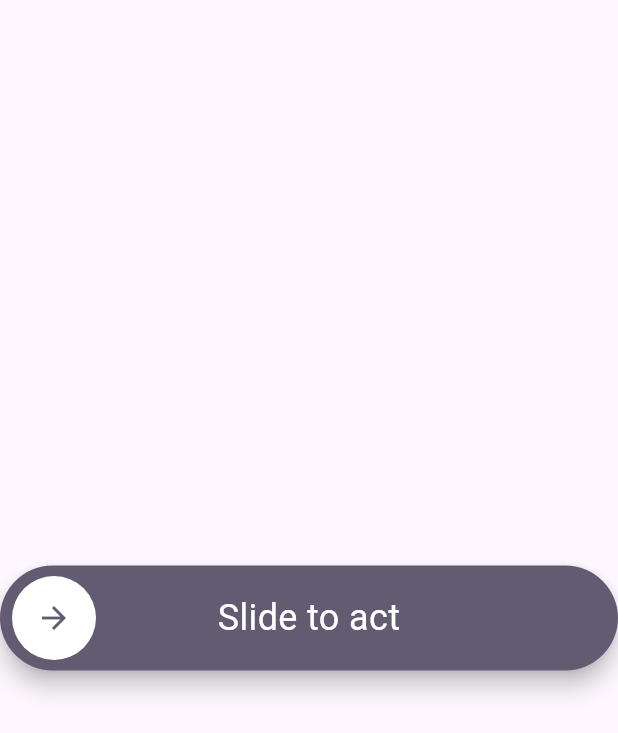
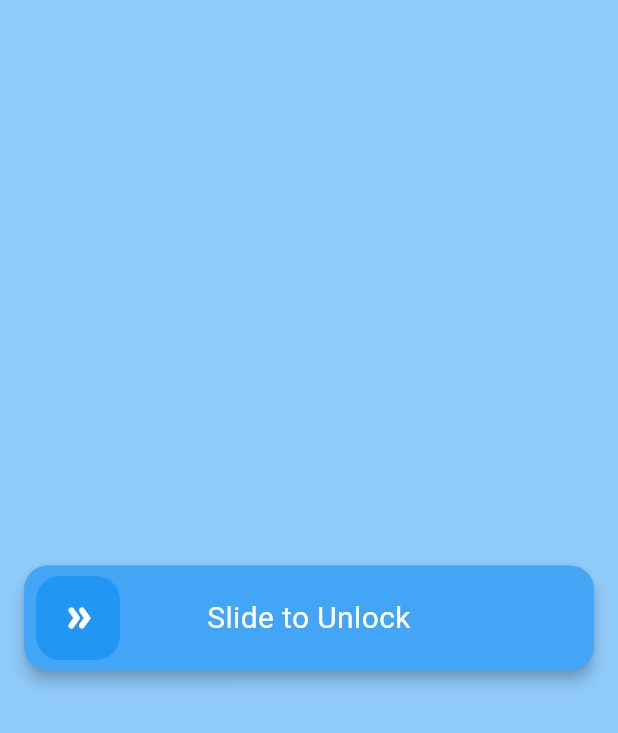
Before and after one commit to zhanabilabay/flutterSlideTo, a Flutter app: the screen it shows after launch, on a phone screen of 412 x 824 dp. Shown: the top 733 px of the screen. Run offline on Flutter 3.47's test engine with Material 3 defaults, Android fonts, the phone set to English and light mode, and no system bars; drawn by our look-alikes of slide_to_act.

Commit message:
Add SlideAction settings

```diff
--- a/lib/home_page.dart
+++ b/lib/home_page.dart
@@ -12,11 +12,28 @@ class _HomePageState extends State<HomePage> {
   @override
   Widget build(BuildContext context) {
     return Scaffold(
-      body: Center(child: SlideAction(
-        onSubmit: () {
-          // do something
-        },
-        ),
+      backgroundColor: Colors.blue[200],
+      body: Center(child: Padding(
+        padding: const EdgeInsets.all(16),
+        child: SlideAction(
+          borderRadius: 16,
+          elevation: 4,
+          innerColor: Colors.blue,
+          outerColor: Colors.blue[400],
+          sliderButtonIcon: const Icon(
+            Icons.double_arrow_rounded,
+            color: Colors.white,),
+          text: 'Slide to Unlock',
+          textStyle: const TextStyle(
+            color: Colors.white,
+            fontSize: 20,
+          ),
+          sliderRotate: false,
+          onSubmit: () {
+            return null;
+          },
+          ),
+      ),
       ),
     );
   }
```
